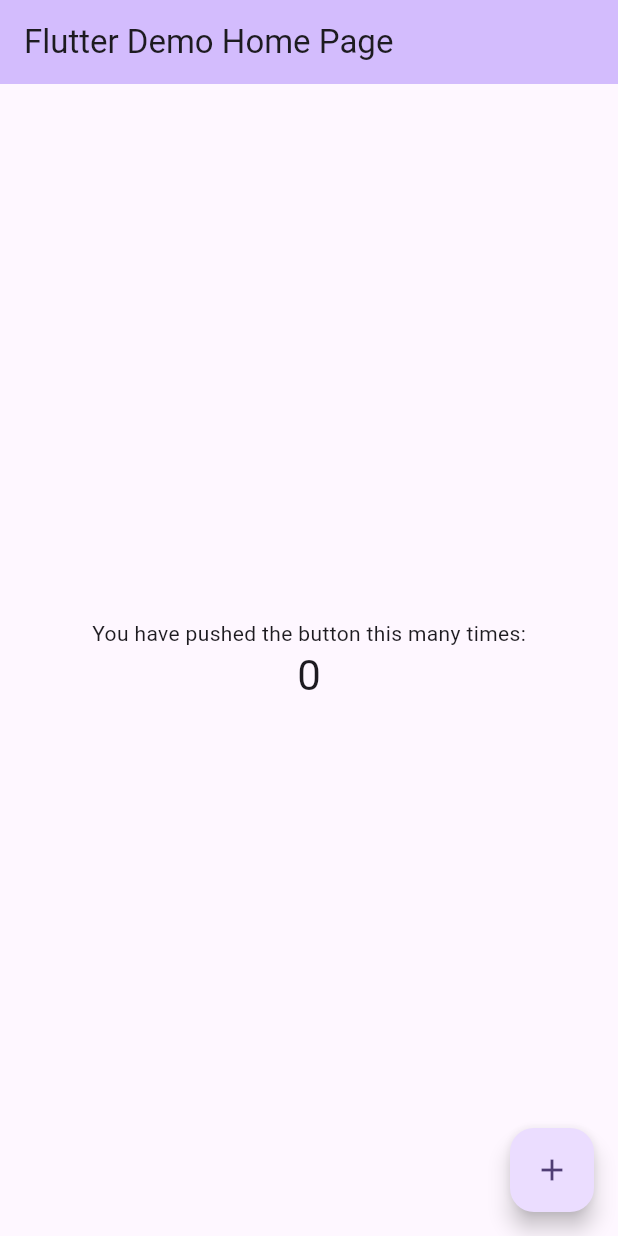
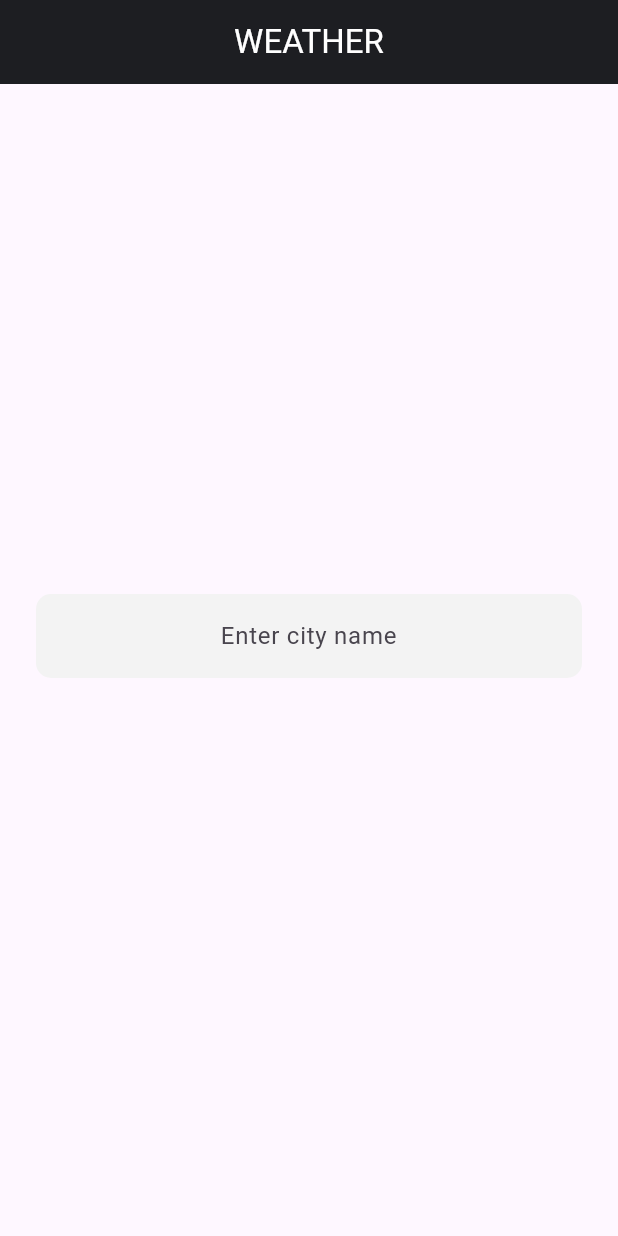
Before and after one commit to mo7amedaliEbaid/weather-TDD, a Flutter app: the screen it shows after launch, on a phone screen of 412 x 824 dp. Run offline on Flutter 3.47's test engine with Material 2 defaults, Android fonts, the phone set to English and light mode, and no system bars; our stand-ins replace dartz, equatable, flutter_bloc, get_it, rxdart.

Commit message:
widget test

```diff
--- /dev/null
+++ b/lib/injection_container.dart
@@ -0,0 +1,40 @@
+
+import 'package:get_it/get_it.dart';
+
+import 'data/data_sources/remote_data_source.dart';
+import 'data/repos/weather_repo_impl.dart';
+import 'domain/repos/weather_repo.dart';
+import 'domain/usecases/get_weather.dart';
+import 'presentation/bloc/weather_bloc.dart';
+import 'package:http/http.dart' as http;
+
+final locator = GetIt.instance;
+
+void setupLocator() {
+
+  // bloc
+  locator.registerFactory(() => WeatherBloc(locator()));
+
+  // usecase
+  locator.registerLazySingleton(() => GetWeatherUseCase(locator()));
+
+  // repository
+  locator.registerLazySingleton<WeatherRepo>(
+    () => WeatherRepoImpl(
+      weatherRemoteDataSource: locator()
+    ),
+  );
+
+  // data source
+  locator.registerLazySingleton<WeatherRemoteDataSource>(
+    () => WeatherRemoteDataSourceImpl(
+      client: locator(),
+    ),
+  );
+
+  // external
+  locator.registerLazySingleton(() => http.Client());
+
+
+
+}
--- a/lib/main.dart
+++ b/lib/main.dart
@@ -1,6 +1,12 @@
 import 'package:flutter/material.dart';
+import 'package:flutter_bloc/flutter_bloc.dart';
+import 'package:weather_tdd/presentation/bloc/weather_bloc.dart';
+import 'package:weather_tdd/presentation/screens/weather_screen.dart';
+
+import 'injection_container.dart';
 
 void main() {
+  setupLocator();
   runApp(const MyApp());
 }
 
@@ -10,116 +16,21 @@ class MyApp extends StatelessWidget {
   // This widget is the root of your application.
   @override
   Widget build(BuildContext context) {
-    return MaterialApp(
-      title: 'Flutter Demo',
-      theme: ThemeData(
-        // This is the theme of your application.
-        //
-        // TRY THIS: Try running your application with "flutter run". You'll see
-        // the application has a blue toolbar. Then, without quitting the app,
-        // try changing the seedColor in the colorScheme below to Colors.green
-        // and then invoke "hot reload" (save your changes or press the "hot
-        // reload" button in a Flutter-supported IDE, or press "r" if you used
-        // the command line to start the app).
-        //
-        // Notice that the counter didn't reset back to zero; the application
-        // state is not lost during the reload. To reset the state, use hot
-        // restart instead.
-        //
-        // This works for code too, not just values: Most code changes can be
-        // tested with just a hot reload.
-        colorScheme: ColorScheme.fromSeed(seedColor: Colors.deepPurple),
-        useMaterial3: true,
+    return MultiBlocProvider(
+      providers: [
+        BlocProvider(
+          create: (_) => locator<WeatherBloc>(),
+        ),
+      ],
+      child: MaterialApp(
+        title: 'Weather',
+        theme: ThemeData(
+          colorScheme: ColorScheme.fromSeed(seedColor: Colors.deepPurple),
+          useMaterial3: true,
+        ),
+        debugShowCheckedModeBanner: false,
+        home: const WeatherScreen(),
       ),
-      home: const MyHomePage(title: 'Flutter Demo Home Page'),
     );
   }
 }
-
-class MyHomePage extends StatefulWidget {
-  const MyHomePage({super.key, required this.title});
-
-  // This widget is the home page of your application. It is stateful, meaning
-  // that it has a State object (defined below) that contains fields that affect
-  // how it looks.
-
-  // This class is the configuration for the state. It holds the values (in this
-  // case the title) provided by the parent (in this case the App widget) and
-  // used by the build method of the State. Fields in a Widget subclass are
-  // always marked "final".
-
-  final String title;
-
-  @override
-  State<MyHomePage> createState() => _MyHomePageState();
-}
-
-class _MyHomePageState extends State<MyHomePage> {
-  int _counter = 0;
-
-  void _incrementCounter() {
-    setState(() {
-      // This call to setState tells the Flutter framework that something has
-      // changed in this State, which causes it to rerun the build method below
-      // so that the display can reflect the updated values. If we changed
-      // _counter without calling setState(), then the build method would not be
-      // called again, and so nothing would appear to happen.
-      _counter++;
-    });
-  }
-
-  @override
-  Widget build(BuildContext context) {
-    // This method is rerun every time setState is called, for instance as done
-    // by the _incrementCounter method above.
-    //
-    // The Flutter framework has been optimized to make rerunning build methods
-    // fast, so that you can just rebuild anything that needs updating rather
-    // than having to individually change instances of widgets.
-    return Scaffold(
-      appBar: AppBar(
-        // TRY THIS: Try changing the color here to a specific color (to
-        // Colors.amber, perhaps?) and trigger a hot reload to see the AppBar
-        // change color while the other colors stay the same.
-        backgroundColor: Theme.of(context).colorScheme.inversePrimary,
-        // Here we take the value from the MyHomePage object that was created by
-        // the App.build method, and use it to set our appbar title.
-        title: Text(widget.title),
-      ),
-      body: Center(
-        // Center is a layout widget. It takes a single child and positions it
-        // in the middle of the parent.
-        child: Column(
-          // Column is also a layout widget. It takes a list of children and
-          // arranges them vertically. By default, it sizes itself to fit its
-          // children horizontally, and tries to be as tall as its parent.
-          //
-          // Column has various properties to control how it sizes itself and
-          // how it positions its children. Here we use mainAxisAlignment to
-          // center the children vertically; the main axis here is the vertical
-          // axis because Columns are vertical (the cross axis would be
-          // horizontal).
-          //
-          // TRY THIS: Invoke "debug painting" (choose the "Toggle Debug Paint"
-          // action in the IDE, or press "p" in the console), to see the
-          // wireframe for each widget.
-          mainAxisAlignment: MainAxisAlignment.center,
-          children: <Widget>[
-            const Text(
-              'You have pushed the button this many times:',
-            ),
-            Text(
-              '$_counter',
-              style: Theme.of(context).textTheme.headlineMedium,
-            ),
-          ],
-        ),
-      ),
-      floatingActionButton: FloatingActionButton(
-        onPressed: _incrementCounter,
-        tooltip: 'Increment',
-        child: const Icon(Icons.add),
-      ), // This trailing comma makes auto-formatting nicer for build methods.
-    );
-  }
-}
--- a/lib/presentation/bloc/weather_bloc.dart
+++ b/lib/presentation/bloc/weather_bloc.dart
@@ -5,17 +5,17 @@ import 'package:equatable/equatable.dart';
 import 'package:meta/meta.dart';
 import '../../domain/entities/weather.dart';
 import '../../domain/usecases/get_weather.dart';
+
 part 'weather_event.dart';
 
 part 'weather_state.dart';
 
-class WeatherBloc extends Bloc<WeatherEvent,WeatherState> {
+interface class WeatherBloc extends Bloc<WeatherEvent, WeatherState> {
+  final GetWeatherUseCase _getWeatherUseCase;
 
-  final GetWeatherUseCase _getWeatherUseCase;
   WeatherBloc(this._getWeatherUseCase) : super(WeatherEmpty()) {
     on<OnCityChangedEvent>(
       (event, emit) async {
-
         emit(WeatherLoading());
         final result = await _getWeatherUseCase.execute(event.cityName);
         result.fold(
@@ -33,5 +33,5 @@ class WeatherBloc extends Bloc<WeatherEvent,WeatherState> {
 }
 
 EventTransformer<T> debounce<T>(Duration duration) {
-    return (events, mapper) => events.debounceTime(duration).flatMap(mapper);
-  }
+  return (events, mapper) => events.debounceTime(duration).flatMap(mapper);
+}
--- a/lib/presentation/bloc/weather_event.dart
+++ b/lib/presentation/bloc/weather_event.dart
@@ -1,5 +1,4 @@
 part of 'weather_bloc.dart';
-
 
 @immutable
 abstract class WeatherEvent extends Equatable {
@@ -9,7 +8,7 @@ abstract class WeatherEvent extends Equatable {
   List<Object?> get props => [];
 }
 
-class OnCityChangedEvent extends WeatherEvent {
+interface class OnCityChangedEvent extends WeatherEvent {
   final String cityName;
 
   const OnCityChangedEvent(this.cityName);
--- a/lib/presentation/bloc/weather_state.dart
+++ b/lib/presentation/bloc/weather_state.dart
@@ -1,5 +1,4 @@
 part of 'weather_bloc.dart';
-
 
 @immutable
 abstract class WeatherState extends Equatable {
@@ -9,11 +8,11 @@ abstract class WeatherState extends Equatable {
   List<Object?> get props => [];
 }
 
-class WeatherEmpty extends WeatherState {}
+interface class WeatherEmpty extends WeatherState {}
 
-class WeatherLoading extends WeatherState {}
+interface class WeatherLoading extends WeatherState {}
 
-class WeatherLoaded extends WeatherState {
+interface class WeatherLoaded extends WeatherState {
   final WeatherEntity result;
 
   const WeatherLoaded(this.result);
@@ -22,7 +21,7 @@ class WeatherLoaded extends WeatherState {
   List<Object?> get props => [result];
 }
 
-class WeatherFailure extends WeatherState {
+interface class WeatherFailure extends WeatherState {
   final String message;
 
   const WeatherFailure(this.message);
--- /dev/null
+++ b/lib/presentation/screens/weather_screen.dart
@@ -0,0 +1,185 @@
+import 'package:flutter/material.dart';
+import 'package:flutter_bloc/flutter_bloc.dart';
+import '../../core/consts/consts.dart';
+import '../bloc/weather_bloc.dart';
+
+
+class WeatherScreen extends StatelessWidget {
+  const WeatherScreen({ Key? key }) : super(key: key);
+
+  @override
+  Widget build(BuildContext context) {
+    return Scaffold(
+      appBar: AppBar(
+        backgroundColor: const Color(0xff1D1E22),
+        title: const Text(
+          'WEATHER',
+          style: TextStyle(color: Colors.white),
+        ),
+        centerTitle: true,
+      ),
+      body: Padding(
+        padding: const EdgeInsets.all(24.0),
+        child: Column(
+          mainAxisAlignment: MainAxisAlignment.center,
+          children: [
+             TextField(
+                textAlign: TextAlign.center,
+                decoration: InputDecoration(
+                  hintText: 'Enter city name',
+                  fillColor: const Color(0xffF3F3F3),
+                  filled: true,
+                  focusedBorder: OutlineInputBorder(
+                    borderSide: BorderSide.none,
+                    borderRadius: BorderRadius.circular(10)
+                  ),
+                  enabledBorder: OutlineInputBorder(
+                    borderSide: BorderSide.none,
+                    borderRadius: BorderRadius.circular(10)
+                  ),
+                ),
+                onChanged: (query) {
+                  context.read<WeatherBloc>().add(OnCityChangedEvent(query));
+                },
+            ),
+            const SizedBox(height: 32.0),
+            BlocBuilder<WeatherBloc,WeatherState>(
+              builder: (context,state) {
+                if (state is WeatherLoading) {
+                  return const Center(
+                    child: CircularProgressIndicator(),
+                  );
+                }
+                if (state is WeatherLoaded) {
+                  return Column(
+                      key: const Key('weather_data'),
+                      children: [
+                        Row(
+                          mainAxisAlignment: MainAxisAlignment.center,
+                          children: [
+                            Text(
+                              state.result.cityName,
+                              style: const TextStyle(
+                                fontSize: 22.0,
+                              ),
+                            ),
+                            Image(
+                              image: NetworkImage(
+                                URLS.weatherIcon(
+                                  state.result.iconCode,
+                                ),
+                              ),
+                            ),
+                          ],
+                        ),
+                        const SizedBox(height: 8.0),
+                        Text(
+                          '${state.result.main} | ${state.result.description}',
+                          style: const TextStyle(
+                            fontSize: 16.0,
+                            letterSpacing: 1.2,
+                          ),
+                        ),
+                        const SizedBox(height: 24.0),
+                        Table(
+                          defaultColumnWidth: const FixedColumnWidth(150.0),
+                          border: TableBorder.all(
+                            color: Colors.grey,
+                            style: BorderStyle.solid,
+                            width: 1,
+                          ),
+                          children: [
+                            TableRow(
+                              children: [
+                              const Padding(
+                                padding: EdgeInsets.all(8.0),
+                                  child: Text(
+                                    'Temperature',
+                                    style: TextStyle(
+                                      fontSize: 16.0,
+                                      letterSpacing: 1.2,
+                                    ),
+                                  ),
+                              ),
+                              Padding(
+                                padding: const EdgeInsets.all(8.0),
+                                  child: Text(
+                                    state.result.temperature.toString(),
+                                    style: const TextStyle(
+                                      fontSize: 16.0,
+                                      letterSpacing: 1.2,
+                                      fontWeight: FontWeight.bold,
+                                    ),
+                                  ),
+                              ), // Will be change later
+                            ]
+                           ),
+                            TableRow(
+                              children: [
+                              const Padding(
+                                padding: EdgeInsets.all(8.0),
+                                  child: Text(
+                                    'Pressure',
+                                    style: TextStyle(
+                                      fontSize: 16.0,
+                                      letterSpacing: 1.2,
+                                    ),
+                                  ),
+                              ),
+                              Padding(
+                                padding: const EdgeInsets.all(8.0),
+                                  child: Text(
+                                    state.result.pressure.toString(),
+                                    style: const TextStyle(
+                                      fontSize: 16.0,
+                                      letterSpacing: 1.2,
+                                      fontWeight: FontWeight.bold
+                                    ),
+                                  ),
+                              ), // Will be change later
+                            ]
+                           ),
+                            TableRow(
+                              children: [
+                              const Padding(
+                                padding: EdgeInsets.all(8.0),
+                                  child: Text(
+                                    'Humidity',
+                                    style: TextStyle(
+                                      fontSize: 16.0,
+                                      letterSpacing: 1.2,
+                                    ),
+                                  ),
+                              ),
+                              Padding(
+                                padding: const EdgeInsets.all(8.0),
+                                  child: Text(
+                                    state.result.humidity.toString(),
+                                    style: const TextStyle(
+                                      fontSize: 16.0,
+                                      letterSpacing: 1.2,
+                                      fontWeight: FontWeight.bold,
+                                    ),
+                                  ),
+                              ), // Will be change later
+                            ]
+                           ),
+                          ],
+                        ),
+                      ],
+                    );
+                }
+                if (state is WeatherFailure) {
+                  return Center(
+                    child: Text(state.message),
+                  );
+                }
+                return Container();
+              },
+            )
+          ],
+        ),
+      ),
+    );
+  }
+}
```
Also changed, not shown: 3 other files.
